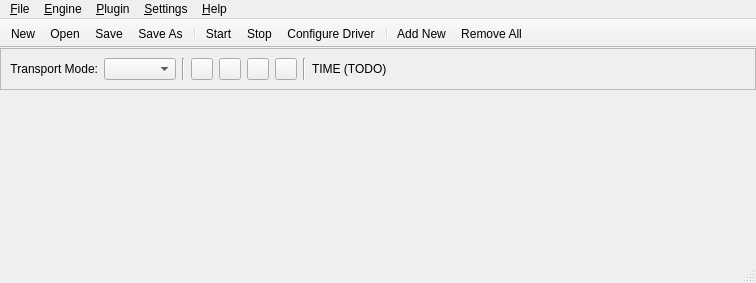
This is resources/ui/carla.ui in falkTX/Carla as Qt 5 draws it before an edit. The edited form follows.
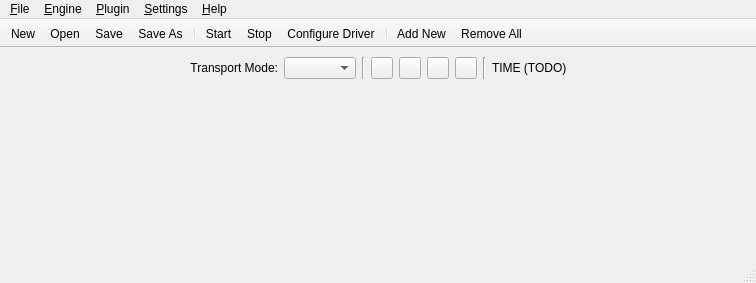
This is the edited form. Icons and pictures are not drawn.

Commit message: Carla UI changes; misc engine fixes

What changed in the file:
```diff
--- a/resources/ui/carla.ui
+++ b/resources/ui/carla.ui
@@ -29,13 +29,29 @@
     </property>
     <item>
      <widget class="QFrame" name="frame_transport">
-      <property name="frameShape">
-       <enum>QFrame::StyledPanel</enum>
-      </property>
-      <property name="frameShadow">
-       <enum>QFrame::Raised</enum>
-      </property>
       <layout class="QHBoxLayout" name="horizontalLayout">
+       <property name="leftMargin">
+        <number>0</number>
+       </property>
+       <property name="rightMargin">
+        <number>0</number>
+       </property>
+       <property name="bottomMargin">
+        <number>0</number>
+       </property>
+       <item>
+        <spacer name="horizontalSpacer_2">
+         <property name="orientation">
+          <enum>Qt::Horizontal</enum>
+         </property>
+         <property name="sizeHint" stdset="0">
+          <size>
+           <width>40</width>
+           <height>20</height>
+          </size>
+         </property>
+        </spacer>
+       </item>
        <item>
         <widget class="QLabel" name="label">
          <property name="text">
```
Left out of the diff: 2 changed lines with no effect on the pictures. The commit also changes 12 other files.
